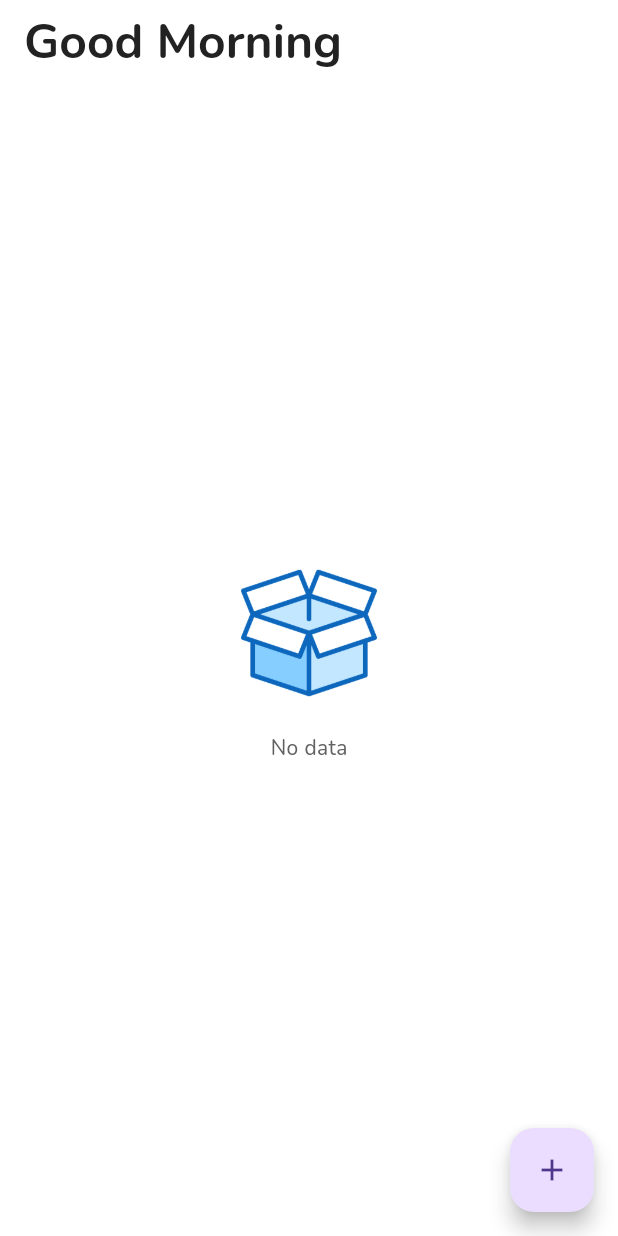
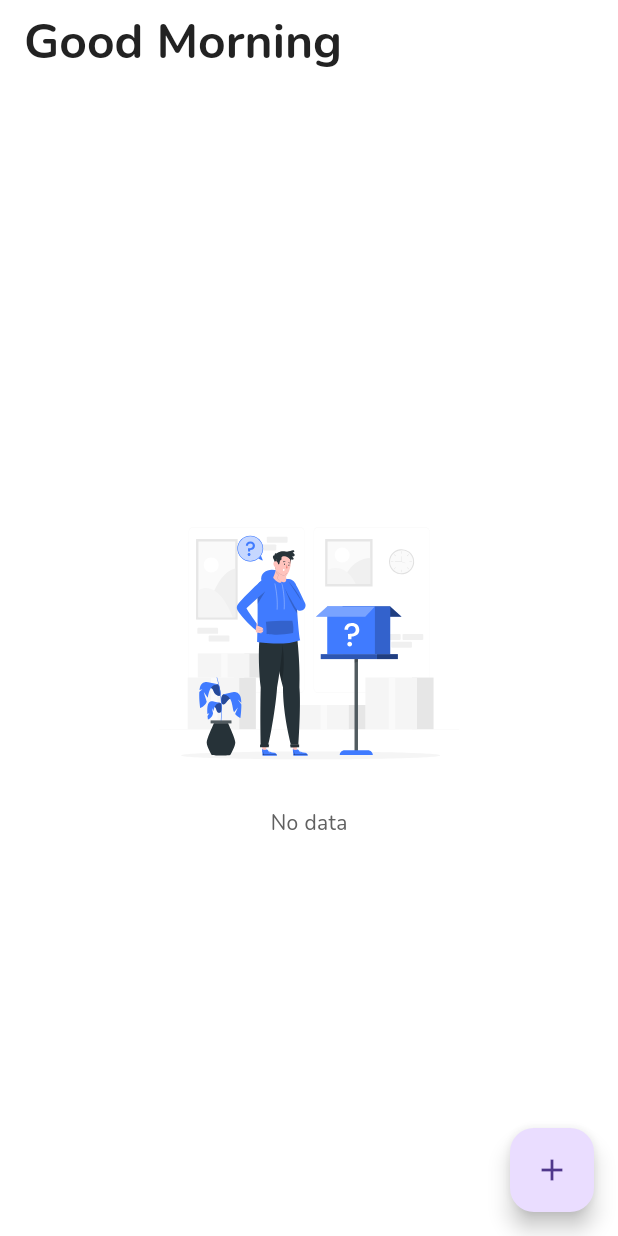
Before and after one commit to namanh11611/flutter_mvvm_riverpod, a Flutter app: the HeroListScreen screen opened directly, on a phone screen of 412 x 824 dp. Run offline on Flutter 3.47's test engine with Material 3 defaults, Android fonts, the phone set to English and light mode, and no system bars; our stand-ins replace connectivity_plus, easy_localization, envied, flutter_riverpod, flutter_svg, freezed_annotation and 13 more; missing offline and left inert: purchases_flutter; accounts and stored records are empty; generated files the repository leaves out were written again.

Commit message:
Update common UI

```diff
--- a/lib/constants/assets.dart
+++ b/lib/constants/assets.dart
@@ -3,7 +3,7 @@ class Assets {
 
   static const loading = 'assets/animations/loading.json';
 
-  static const empty = 'assets/images/empty.png';
+  static const empty = 'assets/images/empty.svg';
   static const error404 = 'assets/images/404.svg';
   static const welcome = 'assets/images/welcome.svg';
   static const login = 'assets/images/login.svg';
--- a/lib/features/common/ui/widgets/common_empty_data.dart
+++ b/lib/features/common/ui/widgets/common_empty_data.dart
@@ -1,7 +1,8 @@
-import 'package:easy_localization/easy_localization.dart';
 import 'package:flutter/material.dart';
+import 'package:flutter_svg/flutter_svg.dart';
 
 import '../../../../constants/assets.dart';
+import '../../../../constants/languages.dart';
 import '../../../../extensions/build_context_extension.dart';
 import '../../../../theme/app_theme.dart';
 
@@ -15,13 +16,17 @@ class CommonEmptyData extends StatelessWidget {
         mainAxisAlignment: MainAxisAlignment.center,
         children: [
           SizedBox(
-            width: 100,
-            height: 100,
-            child: Image.asset(Assets.empty),
+            width: 200,
+            height: 200,
+            child: SvgPicture.asset(
+              Assets.empty,
+              fit: BoxFit.contain,
+              semanticsLabel: 'Empty',
+            ),
           ),
           const SizedBox(height: 16),
           Text(
-            'no_data'.tr(),
+            Languages.noData,
             style: AppTheme.bodyMedium14.copyWith(
               color: context.secondaryTextColor,
             ),
--- a/lib/features/hero_list/ui/hero_list_screen.dart
+++ b/lib/features/hero_list/ui/hero_list_screen.dart
@@ -1,5 +1,6 @@
 import 'package:easy_localization/easy_localization.dart';
 import 'package:flutter/material.dart';
+import 'package:flutter_mvvm_riverpod/features/common/ui/widgets/common_error.dart';
 import 'package:flutter_riverpod/flutter_riverpod.dart';
 import 'package:uuid/uuid.dart';
 
@@ -112,7 +113,7 @@ class HeroListScreen extends ConsumerWidget {
           }
 
           if (state.errorMessage != null) {
-            return Center(child: Text(state.errorMessage!));
+            return const CommonError();
           }
 
           if (state.heroes.isEmpty) {
```
Also changed, not shown: lib/features/common/ui/widgets/common_error.dart (+12 -7 lines), lib/features/hero_list/ui/widgets/shimmer_hero_grid.dart (+9 -33 lines), assets/images/empty.png (deleted), assets/images/empty.svg (added).
